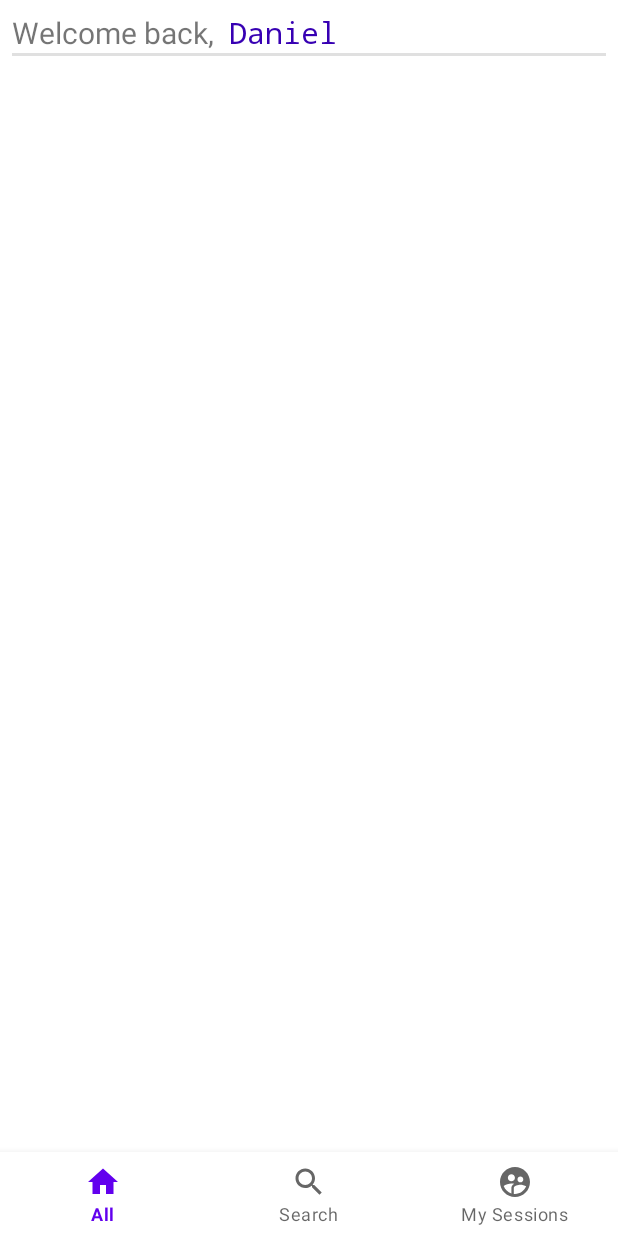
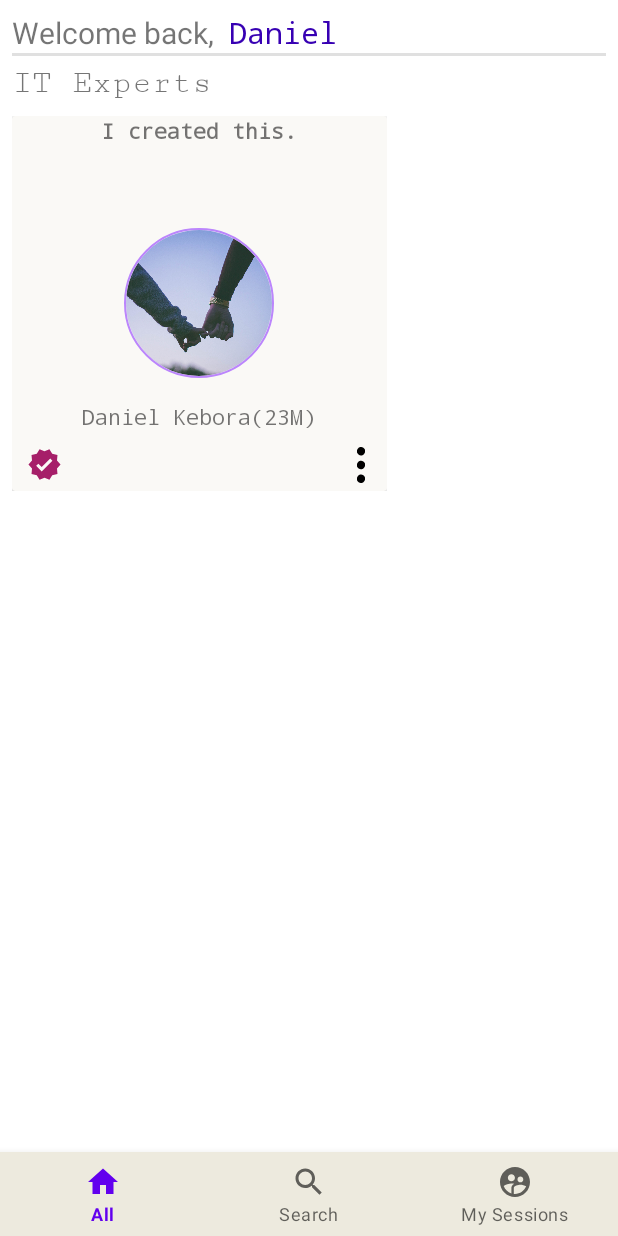
Before and after one commit to kebora/UsaidiziHub, an Android app: the screen it shows after launch (MainActivity), on a phone screen of 412 x 824 dp. Run offline under Robolectric (Android 15) with nearby library versions, the light colour scheme and no system bars; our stand-ins replace CircleImageView.

Commit message:
add a theme

```diff
--- a/app/src/main/java/com/simiyu/usaidizihub/MainFragment.java
+++ b/app/src/main/java/com/simiyu/usaidizihub/MainFragment.java
@@ -3,10 +3,13 @@ package com.simiyu.usaidizihub;
 import android.os.Bundle;
 
 import androidx.fragment.app.Fragment;
+import androidx.fragment.app.FragmentManager;
+import androidx.fragment.app.FragmentTransaction;
 
 import android.view.LayoutInflater;
 import android.view.View;
 import android.view.ViewGroup;
+import android.widget.FrameLayout;
 
 public class MainFragment extends Fragment {
     View view;
@@ -16,7 +19,13 @@ public class MainFragment extends Fragment {
                              Bundle savedInstanceState) {
         // Inflate the layout for this fragment
         view = inflater.inflate(R.layout.fragment_main, container, false);
-
+        FrameLayout rowsFragment = view.findViewById(R.id.frame_layout_home_row);
+        //Add the fragment
+        RowFragment rowFragment = new RowFragment();
+        FragmentTransaction transaction = getChildFragmentManager().beginTransaction();
+        transaction.replace(R.id.frame_layout_home_row, rowFragment);
+        transaction.addToBackStack(null);
+        transaction.commit();
         return view;
     }
 }
--- a/app/src/main/res/layout/activity_main.xml
+++ b/app/src/main/res/layout/activity_main.xml
@@ -16,6 +16,7 @@
         android:layout_width="match_parent"
         android:layout_height="wrap_content"
         android:layout_alignParentBottom="true"
+        android:background="@color/card_background"
         app:menu="@menu/bottom_navigation_menu" />
 
 </RelativeLayout>
--- a/app/src/main/res/layout/fragment_profile_card.xml
+++ b/app/src/main/res/layout/fragment_profile_card.xml
@@ -10,8 +10,7 @@
     <androidx.cardview.widget.CardView
         android:layout_width="250dp"
         android:layout_height="250dp"
-        android:layout_marginEnd="10dp"
-        android:background="@color/purple_200">
+        app:cardBackgroundColor="@color/card_background1">
 
         <de.hdodenhof.circleimageview.CircleImageView
             android:id="@+id/profile_image"
--- a/app/src/main/res/layout/fragment_row.xml
+++ b/app/src/main/res/layout/fragment_row.xml
@@ -17,23 +17,22 @@
             android:layout_height="wrap_content"
             android:fontFamily="serif-monospace"
             android:text="IT Experts"
-            android:textSize="25sp"
-            android:textStyle="bold" />
+            android:textSize="22sp"
+            android:layout_marginBottom="10dp"
+             />
 
         <HorizontalScrollView
             android:id="@+id/horizontal_counselors_row"
             android:layout_width="match_parent"
             android:layout_height="wrap_content"
-            android:layout_below="@id/textview_tagline"
-            android:padding="5dp">
+            android:layout_below="@id/textview_tagline">
 
             <LinearLayout
                 android:id="@+id/linear_layout_community"
-                android:layout_width="wrap_content"
-                android:layout_height="270dp"
+                android:layout_width="match_parent"
+                android:layout_height="wrap_content"
                 android:gravity="center"
-                android:orientation="horizontal"
-                android:padding="8dp">
+                android:orientation="horizontal">
 
                 <FrameLayout
                     android:id="@+id/profile_card_placeholder"
--- a/app/src/main/res/values/colors.xml
+++ b/app/src/main/res/values/colors.xml
@@ -11,4 +11,6 @@
     <color name="yellow">#F2CD5C</color>
     <color name="purple">#A61F69</color>
     <color name="maroon">#400E32</color>
+    <color name="card_background">#EDEADE</color>
+    <color name="card_background1">#FAF9F6</color>
 </resources>
```
